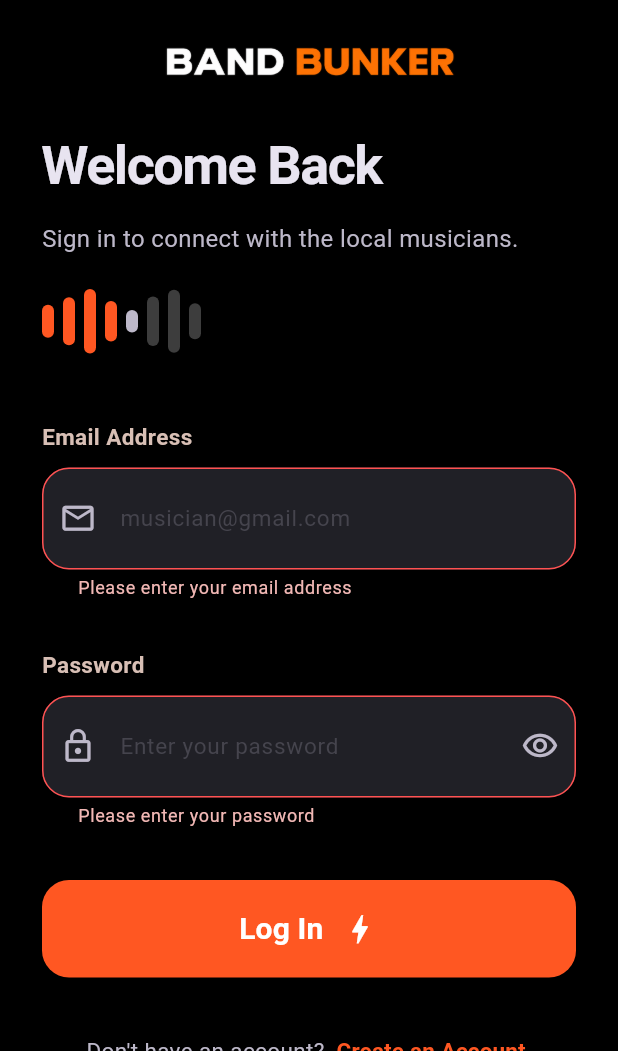
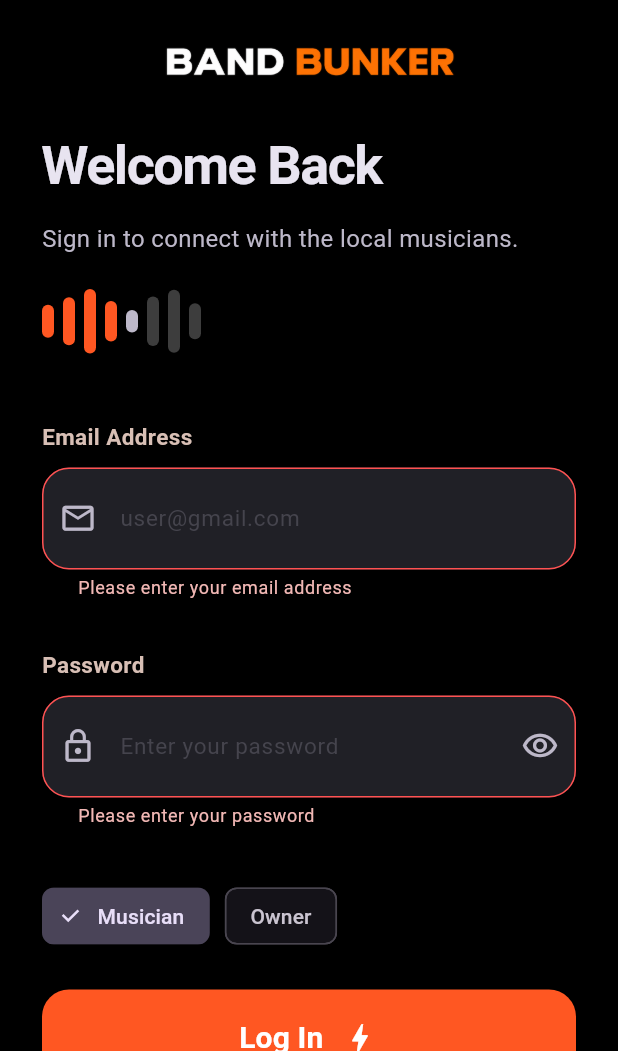
Before and after one commit to Riwaz00001/BandBunker, a Flutter app: the screen it shows after launch, after a tap on "Log In", on a phone screen of 412 x 824 dp, the part 185-1236 px from its top. Run offline on Flutter 3.47's test engine with Material 3 defaults, Android fonts, the phone set to English and light mode, and no system bars; our stand-ins replace dio, flutter_secure_storage.

Commit message:
Updated login page with connectioin to backend

```diff
--- a/frontend/lib/models/musician_models.dart
+++ b/frontend/lib/models/musician_models.dart
@@ -35,3 +35,10 @@ class RegisterResponse {
     );
   }
 }
+
+class LoginRequest {
+  final String email;
+  final String password;
+  const LoginRequest({required this.email, required this.password});
+  Map<String, dynamic> toJson() => {'email': email, 'password': password};
+}
--- a/frontend/lib/models/owner_models.dart
+++ b/frontend/lib/models/owner_models.dart
@@ -44,3 +44,10 @@ class OwnerRegisterResponse {
     );
   }
 }
+
+class OwnerLoginRequest {
+  final String email;
+  final String password;
+  const OwnerLoginRequest({required this.email, required this.password});
+  Map<String, dynamic> toJson() => {'email': email, 'password': password};
+}
--- a/frontend/lib/pages/login_page.dart
+++ b/frontend/lib/pages/login_page.dart
@@ -1,6 +1,13 @@
 
 import 'package:flutter/material.dart';
 import 'role_selection.dart';
+import '../clients/musician_client.dart';
+import '../clients/owner_client.dart';
+import '../models/musician_models.dart';
+import '../models/owner_models.dart';
+import '../services/token_storage.dart';
+import 'musician_dashboard.dart';
+import 'owner_dashboard.dart';
 
 class LoginPage extends StatefulWidget {
   const LoginPage({super.key});
@@ -22,6 +29,7 @@ class _LoginPageState extends State<LoginPage> {
   final passwordController = TextEditingController();
 
   bool isPasswordVisible = false;
+  bool isOwner = false;
 
   // Navigate to role selection
   void openRegistration() {
@@ -33,14 +41,44 @@ class _LoginPageState extends State<LoginPage> {
     );
   }
 
-  // Login button - UI only for now
-  void login() {
-    if (_formKey.currentState!.validate()) {
-      ScaffoldMessenger.of(context).showSnackBar(
-        const SnackBar(
-          content: Text('Login interface completed!'),
-        ),
-      );
+  void login() async {
+    if (!_formKey.currentState!.validate()) return;
+    try {
+      if (isOwner) {
+        final token = await OwnerClient.instance.login(
+          OwnerLoginRequest(
+            email: emailController.text.trim(),
+            password: passwordController.text,
+          ),
+        );
+        await TokenStorage.saveOwnerToken(token);
+        if (mounted) {
+          Navigator.pushReplacement(
+            context,
+            MaterialPageRoute(builder: (_) => const owner_dashboard()),
+          );
+        }
+      } else {
+        final token = await MusicianClient.instance.login(
+          LoginRequest(
+            email: emailController.text.trim(),
+            password: passwordController.text,
+          ),
+        );
+        await TokenStorage.saveMusicianToken(token);
+        if (mounted) {
+          Navigator.pushReplacement(
+            context,
+            MaterialPageRoute(builder: (_) => const musician_dashboard()),
+          );
+        }
+      }
+    } catch (e) {
+      if (mounted) {
+        ScaffoldMessenger.of(context).showSnackBar(
+          SnackBar(content: Text(e.toString())),
+        );
+      }
     }
   }
 
@@ -258,7 +296,7 @@ class _LoginPageState extends State<LoginPage> {
                       // Email
                       buildInputField(
                         label: 'Email Address',
-                        hint: 'musician@gmail.com',
+                        hint: 'user@gmail.com',
                         icon: Icons.email_outlined,
                         controller: emailController,
                       ),
@@ -277,6 +315,25 @@ class _LoginPageState extends State<LoginPage> {
                       ),
 
                       const SizedBox(height: 35),
+
+                      // Role toggle
+                      Row(
+                        children: [
+                          ChoiceChip(
+                            label: const Text('Musician'),
+                            selected: !isOwner,
+                            onSelected: (_) => setState(() => isOwner = false),
+                          ),
+                          const SizedBox(width: 10),
+                          ChoiceChip(
+                            label: const Text('Owner'),
+                            selected: isOwner,
+                            onSelected: (_) => setState(() => isOwner = true),
+                          ),
+                        ],
+                      ),
+
+                      const SizedBox(height: 25),
 
                       // Login button
                       SizedBox(
--- /dev/null
+++ b/frontend/lib/pages/owner_dashboard.dart
@@ -0,0 +1,34 @@
+import 'package:flutter/material.dart';
+import '../services/token_storage.dart';
+import 'login_page.dart';
+
+class owner_dashboard extends StatefulWidget {
+  const owner_dashboard({super.key});
+
+  @override
+  State<owner_dashboard> createState() => _owner_dashboardState();
+}
+
+class _owner_dashboardState extends State<owner_dashboard> {
+  void _logout() async {
+    await TokenStorage.clearOwnerToken();
+    if (mounted) {
+      Navigator.pushReplacement(
+        context,
+        MaterialPageRoute(builder: (_) => const LoginPage()),
+      );
+    }
+  }
+
+  @override
+  Widget build(BuildContext context) {
+    return Scaffold(
+      appBar: AppBar(
+        title: Text("Owner DashBoard"),
+        actions: [
+          IconButton(onPressed: _logout, icon: const Icon(Icons.logout)),
+        ],
+      ),
+    );
+  }
+}
--- /dev/null
+++ b/frontend/lib/services/token_storage.dart
@@ -0,0 +1,16 @@
+import 'package:flutter_secure_storage/flutter_secure_storage.dart';
+
+class TokenStorage {
+  static const _storage = FlutterSecureStorage();
+  static const _musicianKey = 'musician_token';
+  static const _ownerKey = 'owner_token';
+
+  static Future<void> saveMusicianToken(String token) =>
+      _storage.write(key: _musicianKey, value: token);
+  static Future<void> saveOwnerToken(String token) =>
+      _storage.write(key: _ownerKey, value: token);
+  static Future<String?> getMusicianToken() => _storage.read(key: _musicianKey);
+  static Future<String?> getOwnerToken() => _storage.read(key: _ownerKey);
+  static Future<void> clearMusicianToken() => _storage.delete(key: _musicianKey);
+  static Future<void> clearOwnerToken() => _storage.delete(key: _ownerKey);
+}
--- a/frontend/pubspec.yaml
+++ b/frontend/pubspec.yaml
@@ -35,6 +35,7 @@ dependencies:
   # Use with the CupertinoIcons class for iOS style icons.
   cupertino_icons: ^1.0.8
   dio: ^5.11.1
+  flutter_secure_storage: ^9.2.2
 
 
 dev_dependencies:
```
Also changed, not shown: frontend/lib/clients/musician_client.dart (+19 -3 lines), frontend/lib/clients/owner_client.dart (+19 -3 lines), frontend/lib/pages/musician_dashboard.dart (added, +34 -0 lines), frontend/pubspec.lock, 5 other files.
